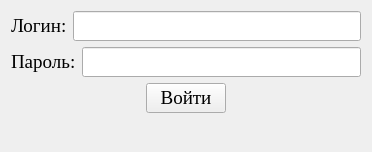
Before: the Qt Designer form ui/sign_in_dialog.ui in SwiftyKey/CostAccounting, drawn with Qt 5.
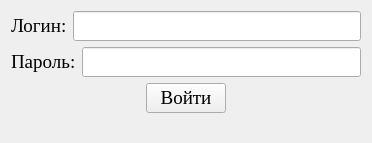
After: the same form once the commit is applied.

Patch:
```diff
--- a/ui/sign_in_dialog.ui
+++ b/ui/sign_in_dialog.ui
@@ -7,7 +7,7 @@
     <x>0</x>
     <y>0</y>
     <width>372</width>
-    <height>147</height>
+    <height>138</height>
    </rect>
   </property>
   <property name="font">
@@ -91,6 +91,12 @@
    </item>
    <item>
     <widget class="QLabel" name="status">
+     <property name="font">
+      <font>
+       <family>MS Shell Dlg 2</family>
+       <pointsize>8</pointsize>
+      </font>
+     </property>
      <property name="text">
       <string/>
      </property>
```
